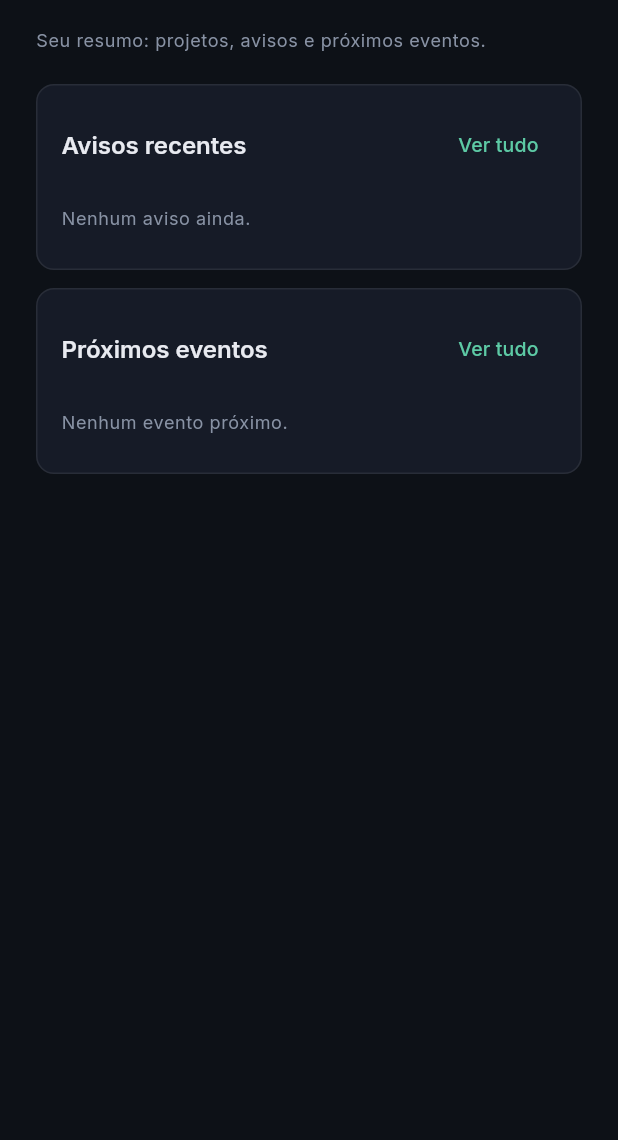
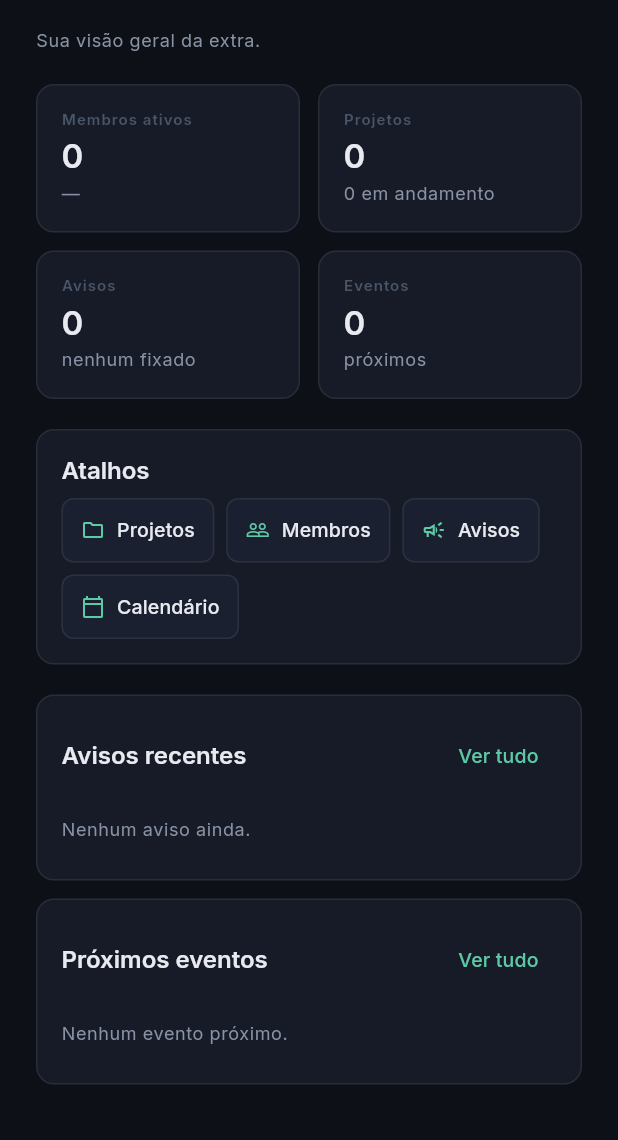
Before and after one commit to Baremaker/ExtraHub, a Flutter app: the DashboardScreen screen opened by its route, on a phone screen of 412 x 824 dp, the part 96-1236 px from its top. Run offline on Flutter 3.47's test engine with Material 3 defaults, Android fonts, the phone set to English and light mode, and no system bars; our stand-ins replace cloud_firestore, firebase_auth, firebase_core, flutter_riverpod, freezed_annotation, go_router and 1 more; accounts and stored records are empty.

Commit message:
refactor(dashboard): alinhar HU-05 ao relatório (contadores + atalhos p/ todos)
O relatório da entrega 1 especifica que o membro vê contadores agregados +
atalhos para as áreas, e o admin adiciona gestão + visão geral. Ajusta o
dashboard para esse modelo (superset): contadores e atalhos de navegação para
todos os papéis; gestão só para admin; "Meus projetos", avisos recentes e
próximos eventos como conteúdo personalizado.

```diff
--- a/lib/features/dashboard/presentation/screens/dashboard_screen.dart
+++ b/lib/features/dashboard/presentation/screens/dashboard_screen.dart
@@ -54,27 +54,33 @@ class DashboardScreen extends ConsumerWidget {
           const SizedBox(height: AppSpacing.xxs),
           Text(
             isAdmin
-                ? 'Visão geral e atalhos de gestão da extra.'
-                : 'Seu resumo: projetos, avisos e próximos eventos.',
+                ? 'Visão geral, atalhos e gestão da extra.'
+                : 'Sua visão geral da extra.',
             style: Theme.of(context).textTheme.bodySmall,
           ),
           const SizedBox(height: AppSpacing.xl),
 
+          // Contadores e atalhos de navegação — para todos os papéis (HU-05).
+          const _StatGrid(),
+          const SizedBox(height: AppSpacing.xl),
+          const _NavShortcuts(),
+
+          // Gestão — só admin.
           if (isAdmin) ...[
-            const _StatGrid(),
             const SizedBox(height: AppSpacing.xl),
             const _QuickActions(),
+          ],
+
+          // Conteúdo personalizado: projetos da pessoa.
+          if (user != null) ...[
             const SizedBox(height: AppSpacing.xl),
-          ] else ...[
-            if (user != null) ...[
-              MemberProjectsCard(
-                uid: user.uid,
-                title: 'Meus projetos',
-                emptyLabel: 'Você ainda não está alocado em nenhum projeto.',
-              ),
-              const SizedBox(height: AppSpacing.xl),
-            ],
+            MemberProjectsCard(
+              uid: user.uid,
+              title: 'Meus projetos',
+              emptyLabel: 'Você ainda não está alocado em nenhum projeto.',
+            ),
           ],
+          const SizedBox(height: AppSpacing.xl),
 
           // Avisos + eventos: lado a lado no desktop, empilhados no mobile.
           LayoutBuilder(
@@ -239,6 +245,47 @@ class _QuickActions extends StatelessWidget {
   }
 }
 
+// ════════════════════════════════════════════════════════════════════════════
+// ATALHOS DE NAVEGAÇÃO (todos os papéis)
+// ════════════════════════════════════════════════════════════════════════════
+
+class _NavShortcuts extends StatelessWidget {
+  const _NavShortcuts();
+
+  @override
+  Widget build(BuildContext context) {
+    return _SectionCard(
+      title: 'Atalhos',
+      child: Wrap(
+        spacing: AppSpacing.sm,
+        runSpacing: AppSpacing.sm,
+        children: [
+          _ShortcutButton(
+            label: 'Projetos',
+            icon: Icons.folder_outlined,
+            onTap: () => context.goNamed(Routes.projectsName),
+          ),
+          _ShortcutButton(
+            label: 'Membros',
+            icon: Icons.people_outline,
+            onTap: () => context.goNamed(Routes.membersName),
+          ),
+          _ShortcutButton(
+            label: 'Avisos',
+            icon: Icons.campaign_outlined,
+            onTap: () => context.goNamed(Routes.announcementsName),
+          ),
+          _ShortcutButton(
+            label: 'Calendário',
+            icon: Icons.calendar_today_outlined,
+            onTap: () => context.goNamed(Routes.calendarName),
+          ),
+        ],
+      ),
+    );
+  }
+}
+
 /// Botão-atalho do dashboard (estilo "chip" de ação).
 class _ShortcutButton extends StatelessWidget {
   const _ShortcutButton({
```
